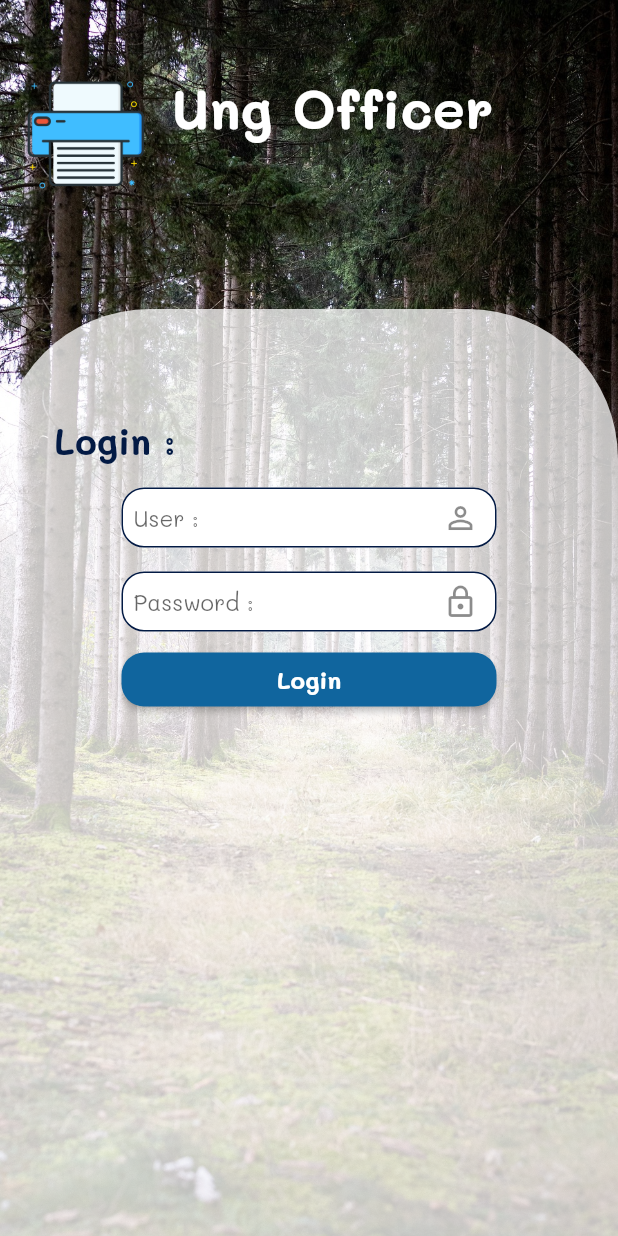
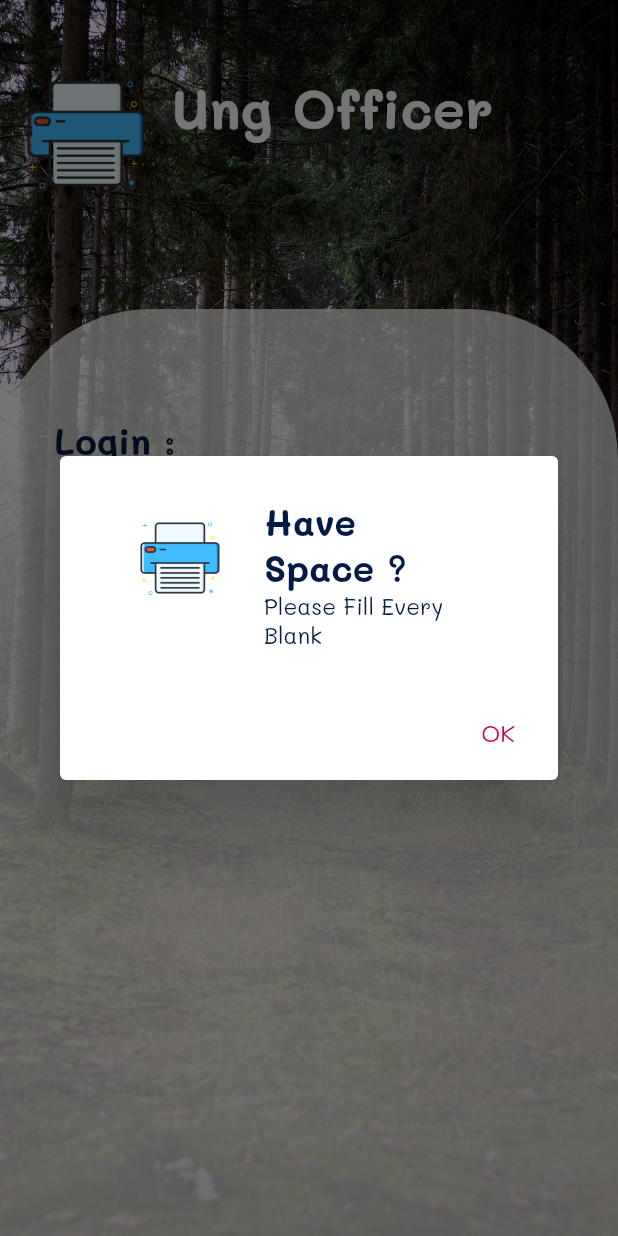
Before and after one commit to masterUNG/UngOfficerMenn, a Flutter app: the screen it shows after launch, after a tap on "Login", on a phone screen of 412 x 824 dp. Run offline on Flutter 3.47's test engine with Material 2 defaults, Android fonts, the light colour scheme and no system bars; our stand-ins replace dio, shared_preferences.

Commit message:
finish 7oct

```diff
--- a/lib/main.dart
+++ b/lib/main.dart
@@ -1,7 +1,26 @@
+import 'dart:io';
+
 import 'package:flutter/material.dart';
+import 'package:shared_preferences/shared_preferences.dart';
 import 'package:ungofficer/states/authen.dart';
+import 'package:ungofficer/states/main_boss.dart';
+import 'package:ungofficer/states/main_officer.dart';
+import 'package:ungofficer/utility/my_constant.dart';
 
-void main() {
+Map<String, WidgetBuilder> map = {
+  MyConstant.routeAuthen: (context) => const Authen(),
+  MyConstant.routeBoss: (context) => const MainBoss(),
+  MyConstant.routeOfficer: (context) => const MainOfficer(),
+};
+
+Future<void> main() async {
+  HttpOverrides.global = MyHttpOverride();
+
+  WidgetsFlutterBinding.ensureInitialized();
+  SharedPreferences preferences = await SharedPreferences.getInstance();
+  var result = preferences.getStringList('data');
+  print('result main = $result');
+
   runApp(const MyApp());
 }
 
@@ -10,8 +29,17 @@ class MyApp extends StatelessWidget {
 
   @override
   Widget build(BuildContext context) {
-    return const MaterialApp(
-      home: Authen(),
+    return MaterialApp(
+      routes: map,
+      initialRoute: MyConstant.routeAuthen,
     );
   }
 }
+
+class MyHttpOverride extends HttpOverrides {
+  @override
+  HttpClient createHttpClient(SecurityContext? context) {
+    return super.createHttpClient(context)
+      ..badCertificateCallback = (cert, host, port) => true;
+  }
+}
--- /dev/null
+++ b/lib/models/user_model.dart
@@ -0,0 +1,41 @@
+import 'dart:convert';
+
+// ignore_for_file: public_member_api_docs, sort_constructors_first
+class UserModel {
+  final String id;
+  final String type;
+  final String name;
+  final String user;
+  final String password;
+  UserModel({
+    required this.id,
+    required this.type,
+    required this.name,
+    required this.user,
+    required this.password,
+  });
+
+  Map<String, dynamic> toMap() {
+    return <String, dynamic>{
+      'id': id,
+      'type': type,
+      'name': name,
+      'user': user,
+      'password': password,
+    };
+  }
+
+  factory UserModel.fromMap(Map<String, dynamic> map) {
+    return UserModel(
+      id: (map['id'] ?? '') as String,
+      type: (map['type'] ?? '') as String,
+      name: (map['name'] ?? '') as String,
+      user: (map['user'] ?? '') as String,
+      password: (map['password'] ?? '') as String,
+    );
+  }
+
+  String toJson() => json.encode(toMap());
+
+  factory UserModel.fromJson(String source) => UserModel.fromMap(json.decode(source) as Map<String, dynamic>);
+}
--- a/lib/states/authen.dart
+++ b/lib/states/authen.dart
@@ -1,12 +1,28 @@
+// ignore_for_file: avoid_print
+
+import 'dart:convert';
+
+import 'package:dio/dio.dart';
 import 'package:flutter/material.dart';
+import 'package:ungofficer/models/user_model.dart';
 import 'package:ungofficer/utility/my_constant.dart';
+import 'package:ungofficer/utility/my_dialog.dart';
 import 'package:ungofficer/widgets/widget_button.dart';
 import 'package:ungofficer/widgets/widget_form.dart';
+import 'package:ungofficer/widgets/widget_icon_button.dart';
 import 'package:ungofficer/widgets/widget_image.dart';
 import 'package:ungofficer/widgets/widget_text.dart';
 
-class Authen extends StatelessWidget {
+class Authen extends StatefulWidget {
   const Authen({super.key});
+
+  @override
+  State<Authen> createState() => _AuthenState();
+}
+
+class _AuthenState extends State<Authen> {
+  bool redEye = true;
+  String? user, password;
 
   @override
   Widget build(BuildContext context) {
@@ -39,6 +55,7 @@ class Authen extends StatelessWidget {
                       decoration: MyConstant().whiteBox(),
                       width: boxConstraints.maxWidth,
                       height: boxConstraints.maxHeight * 0.75,
+                      child: SingleChildScrollView(
                         child: Column(
                           crossAxisAlignment: CrossAxisAlignment.start,
                           children: [
@@ -54,22 +71,59 @@ class Authen extends StatelessWidget {
                                   width: 250,
                                   child: Column(
                                     children: [
-                                    const WidgetForm(
+                                      WidgetForm(
+                                        changeFunc: (p0) {
+                                          user = p0.trim();
+                                        },
                                         hint: 'User :',
                                         iconData: Icons.person_outline,
                                       ),
                                       const SizedBox(
                                         height: 16,
                                       ),
-                                    const WidgetForm(
+                                      WidgetForm(
+                                        changeFunc: (p0) {
+                                          password = p0.trim();
+                                        },
+                                        suffixWidget: WidgetIconButton(
+                                          iconData: redEye
+                                              ? Icons.remove_red_eye
+                                              : Icons.remove_red_eye_outlined,
+                                          pressFunc: () {
+                                            redEye = !redEye;
+                                            print('redEye = $redEye');
+                                            setState(() {});
+                                          },
+                                        ),
+                                        obsecu: redEye,
                                         hint: 'Password :',
                                         iconData: Icons.lock_outline,
                                       ),
-                                    const SizedBox(height: 8,),
-                                    SizedBox(width: 250,
+                                      const SizedBox(
+                                        height: 8,
+                                      ),
+                                      SizedBox(
+                                        width: 250,
                                         child: WidgetButton(
                                           label: 'Login',
-                                        pressFunc: () {},
+                                          pressFunc: () {
+                                            print(
+                                                'user = $user, password = $password');
+
+                                            if ((user?.isEmpty ?? true) ||
+                                                (password?.isEmpty ?? true)) {
+                                              print('have space');
+
+                                              MyDialog(context: context)
+                                                  .normalDialog(
+                                                      title: 'Have Space ?',
+                                                      subTitle:
+                                                          'Please Fill Every Blank');
+                                            } else {
+                                              print('no space');
+                                              processLogin();
+                                            }
+                                          },
                                         ),
                                       ),
                                     ],
@@ -80,6 +134,7 @@ class Authen extends StatelessWidget {
                           ],
                         ),
                       ),
+                    ),
                   ],
                 ),
               ],
@@ -88,6 +143,54 @@ class Authen extends StatelessWidget {
         );
       }),
     );
+  }
+
+  Future<void> processLogin() async {
+    String urlAPI =
+        'https://www.androidthai.in.th/fluttertraining/getUserWhereUserUng.php?isAdd=true&user=$user';
+
+    await Dio().get(urlAPI).then((value) {
+      print('value = $value');
+
+      if (value.toString() == 'null') {
+        MyDialog(context: context).normalDialog(
+            title: 'User False ?', subTitle: 'No $user in Database');
+      } else {
+        //User True
+        var result = json.decode(value.data);
+        print('result = $result');
+
+        for (var element in result) {
+          print('element = $element');
+          UserModel model = UserModel.fromMap(element);
+
+          if (password == model.password) {
+            // Password True
+            String type = model.type;
+            print('type = $type');
+
+            switch (type) {
+              case 'boss':
+                Navigator.pushNamedAndRemoveUntil(
+                    context, MyConstant.routeBoss, (route) => false);
+                break;
+              case 'officer':
+                Navigator.pushNamedAndRemoveUntil(
+                    context, MyConstant.routeOfficer, (route) => false);
+                break;
+              default:
+                Navigator.pushNamedAndRemoveUntil(
+                    context, MyConstant.routeAuthen, (route) => false);
+                break;
+            }
+          } else {
+            MyDialog(context: context).normalDialog(
+                title: 'Password False ?',
+                subTitle: 'Please Try Again Password False');
+          }
+        }
+      }
+    });
   }
 
   Container newHead(BoxConstraints boxConstraints) {
--- a/lib/states/main_boss.dart
+++ b/lib/states/main_boss.dart
@@ -1,10 +1,11 @@
 import 'package:flutter/material.dart';
+import 'package:ungofficer/widgets/widget_text.dart';
 
 class MainBoss extends StatelessWidget {
   const MainBoss({super.key});
 
   @override
   Widget build(BuildContext context) {
-    return Scaffold();
+    return Scaffold(appBar: AppBar(title: WidgetText(text: 'Boss'),),);
   }
 }
--- a/lib/utility/my_constant.dart
+++ b/lib/utility/my_constant.dart
@@ -2,6 +2,11 @@ import 'package:flutter/material.dart';
 
 class MyConstant {
   //Field
+
+  static String routeAuthen = '/authen';
+  static String routeOfficer = '/officer';
+  static String routeBoss = '/boss';
+
   static String appName = 'Ung Officer';
   static Color dark = const Color.fromARGB(255, 3, 26, 68);
   static Color primary = const Color.fromARGB(255, 16, 101, 158);
@@ -12,8 +17,7 @@ class MyConstant {
   BoxDecoration imageBox() {
     return const BoxDecoration(
       image: DecorationImage(
-        image: AssetImage('images/bg.jpg'),fit: BoxFit.cover
-      ),
+          image: AssetImage('images/bg.jpg'), fit: BoxFit.cover),
     );
   }
 
@@ -32,7 +36,7 @@ class MyConstant {
   }
 
   BoxDecoration whiteBox() {
-    return  BoxDecoration(
+    return BoxDecoration(
         color: Colors.white.withOpacity(0.75),
         borderRadius: BorderRadius.only(
           topLeft: Radius.circular(100),
@@ -76,7 +80,7 @@ class MyConstant {
     );
   }
 
-   TextStyle h3ButtonStyle() {
+  TextStyle h3ButtonStyle() {
     return const TextStyle(
       fontSize: 16,
       color: Colors.white,
--- /dev/null
+++ b/lib/utility/my_dialog.dart
@@ -0,0 +1,40 @@
+// ignore_for_file: public_member_api_docs, sort_constructors_first
+import 'package:flutter/material.dart';
+import 'package:ungofficer/widgets/widget_image.dart';
+import 'package:ungofficer/widgets/widget_listtile.dart';
+import 'package:ungofficer/widgets/windget_text_button.dart';
+
+class MyDialog {
+  final BuildContext context;
+  MyDialog({
+    required this.context,
+  });
+
+  void normalDialog({
+    required String title,
+    required String subTitle,
+  }) {
+    showDialog(
+      context: context,
+      builder: (context) => AlertDialog(
+        title: WidgetListtile(
+            leadWidget: const SizedBox(
+              width: 80,
+              child: WidgetImage(),
+            ),
+            title: title,
+            subTitle: subTitle),
+        actions: [
+          WidgetTextButton(
+            label: 'OK',
+            pressFunc: () {
+              Navigator.pop(context);
+            },
+          )
+        ],
+      ),
+      barrierDismissible: false,
+
+    );
+  }
+}
--- a/lib/widgets/widget_form.dart
+++ b/lib/widgets/widget_form.dart
@@ -6,20 +6,27 @@ import 'package:ungofficer/utility/my_constant.dart';
 class WidgetForm extends StatelessWidget {
   final String hint;
   final IconData iconData;
+  final bool? obsecu;
+  final Widget? suffixWidget;
+  final Function(String) changeFunc;
   const WidgetForm({
     Key? key,
     required this.hint,
     required this.iconData,
+    this.obsecu,
+    this.suffixWidget,
+    required this.changeFunc,
   }) : super(key: key);
 
   @override
   Widget build(BuildContext context) {
     return SizedBox(
       height: 40,
-      child: TextFormField(
+      child: TextFormField(onChanged: changeFunc,
+        obscureText: obsecu ?? false,
         style: MyConstant().h3Style(),
         decoration: InputDecoration(
-          suffixIcon: Icon(iconData),
+          suffixIcon: suffixWidget ?? Icon(iconData),
           fillColor: Colors.white,
           filled: true,
           hintText: hint,
@@ -27,12 +34,16 @@ class WidgetForm extends StatelessWidget {
               const EdgeInsets.symmetric(vertical: 4, horizontal: 8),
           enabledBorder: OutlineInputBorder(
             borderSide: BorderSide(color: MyConstant.dark),
-            borderRadius: BorderRadius.all(
+            borderRadius: const BorderRadius.all(
               Radius.circular(15),
             ),
           ),
-          focusedBorder: OutlineInputBorder(borderSide: BorderSide(color: MyConstant.active),
-              borderRadius: BorderRadius.all(Radius.circular(15))),
+          focusedBorder: OutlineInputBorder(
+            borderSide: BorderSide(color: MyConstant.active),
+            borderRadius: const BorderRadius.all(
+              Radius.circular(15),
+            ),
+          ),
         ),
       ),
     );
--- /dev/null
+++ b/lib/widgets/widget_icon_button.dart
@@ -0,0 +1,17 @@
+// ignore_for_file: public_member_api_docs, sort_constructors_first
+import 'package:flutter/material.dart';
+
+class WidgetIconButton extends StatelessWidget {
+  final IconData iconData;
+  final Function() pressFunc;
+  const WidgetIconButton({
+    Key? key,
+    required this.iconData,
+    required this.pressFunc,
+  }) : super(key: key);
+
+  @override
+  Widget build(BuildContext context) {
+    return IconButton(onPressed: pressFunc, icon: Icon(iconData));
+  }
+}
--- /dev/null
+++ b/lib/widgets/widget_listtile.dart
@@ -0,0 +1,29 @@
+// ignore_for_file: public_member_api_docs, sort_constructors_first
+import 'package:flutter/material.dart';
+
+import 'package:ungofficer/utility/my_constant.dart';
+import 'package:ungofficer/widgets/widget_text.dart';
+
+class WidgetListtile extends StatelessWidget {
+  final Widget leadWidget;
+  final String title;
+  final String subTitle;
+  const WidgetListtile({
+    Key? key,
+    required this.leadWidget,
+    required this.title,
+    required this.subTitle,
+  }) : super(key: key);
+
+  @override
+  Widget build(BuildContext context) {
+    return ListTile(
+      leading: leadWidget,
+      title: WidgetText(
+        text: title,
+        textStyle: MyConstant().h2Style(),
+      ),
+      subtitle: WidgetText(text: subTitle),
+    );
+  }
+}
--- /dev/null
+++ b/lib/widgets/windget_text_button.dart
@@ -0,0 +1,24 @@
+// ignore_for_file: public_member_api_docs, sort_constructors_first
+import 'package:flutter/material.dart';
+import 'package:ungofficer/utility/my_constant.dart';
+import 'package:ungofficer/widgets/widget_text.dart';
+
+class WidgetTextButton extends StatelessWidget {
+  final String label;
+  final Function() pressFunc;
+  const WidgetTextButton({
+    Key? key,
+    required this.label,
+    required this.pressFunc,
+  }) : super(key: key);
+
+  @override
+  Widget build(BuildContext context) {
+    return TextButton(
+        onPressed: pressFunc,
+        child: WidgetText(
+          text: label,
+          textStyle: MyConstant().h3ActiveStyle(),
+        ));
+  }
+}
--- a/pubspec.yaml
+++ b/pubspec.yaml
@@ -36,6 +36,8 @@ dependencies:
   # The following adds the Cupertino Icons font to your application.
   # Use with the CupertinoIcons class for iOS style icons.
   cupertino_icons: ^1.0.2
+  dio: ^4.0.6
+  shared_preferences: ^2.0.15
 
 dev_dependencies:
   flutter_test:
```
Also changed, not shown: lib/states/main_officer.dart (+6 -1 lines), pubspec.lock, 8 other files. Lines whose indentation alone changed are shown as unchanged.
